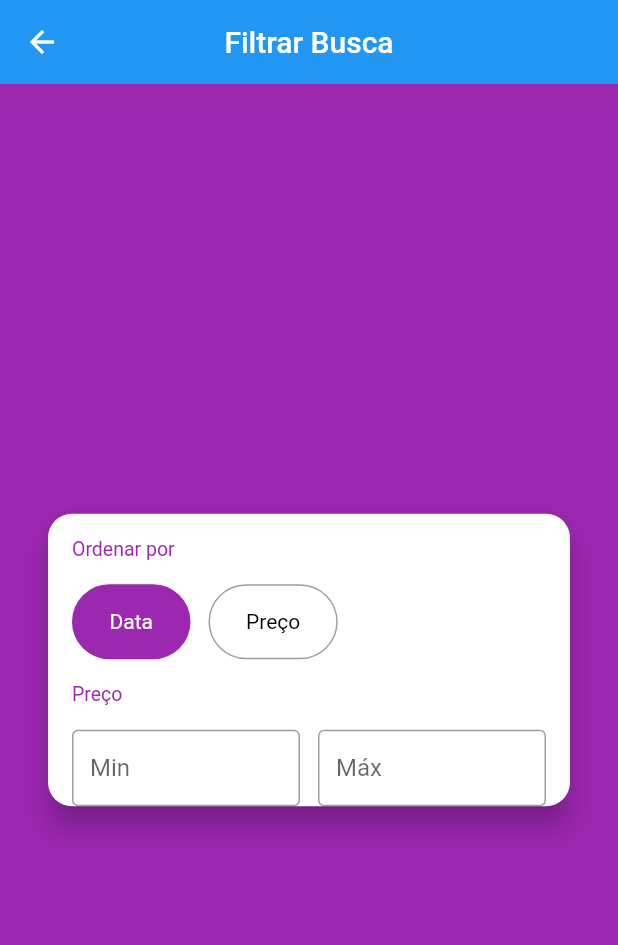
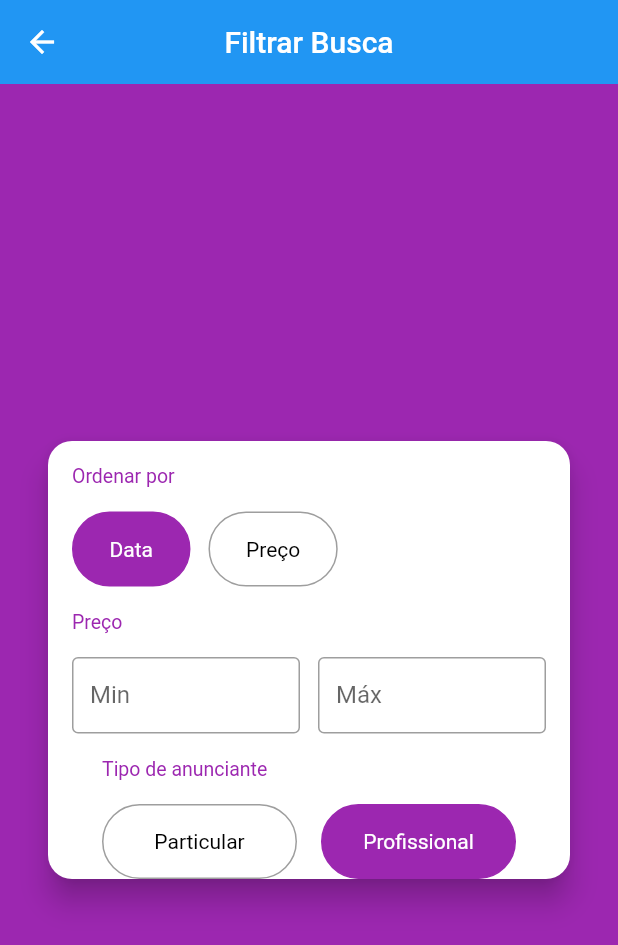
Before and after one commit to Moura14/Olx_clone, a Flutter app: the FilterScreen screen opened directly, on a phone screen of 412 x 824 dp. Shown: the top 945 px of the screen. Run offline on Flutter 3.47's test engine with Material 2 defaults, Android fonts, the phone set to English and light mode, and no system bars; our stand-ins replace brasil_fields, dio, flutter_mobx, get_it, image_cropper, image_picker and 4 more; accounts and stored records are empty; generated files the repository leaves out were written again; network calls fail; statements that could not run were skipped.

Commit message:
Continuação tela de filtro

```diff
--- a/lib/screens/filter/filter_screen.dart
+++ b/lib/screens/filter/filter_screen.dart
@@ -1,6 +1,7 @@
 import 'package:flutter/material.dart';
 import 'package:olx_mobx/screens/filter/components/order_by_field.dart';
 import 'package:olx_mobx/screens/filter/price_range_field.dart';
+import 'package:olx_mobx/screens/home/components/vendor_type_field.dart';
 import 'package:olx_mobx/stores/filter_stores.dart';
 
 class FilterScreen extends StatelessWidget {
@@ -28,7 +29,8 @@ class FilterScreen extends StatelessWidget {
                 mainAxisSize: MainAxisSize.min,
                 children: [
                   OrderByField(filterStores),
-                  PriceRangeField(filterStores)
+                  PriceRangeField(filterStores),
+                  VendorTypeField(filterStores)
                 ],
               ),
             )),
--- /dev/null
+++ b/lib/screens/home/components/vendor_type_field.dart
@@ -0,0 +1,94 @@
+import 'package:flutter/material.dart';
+import 'package:flutter_mobx/flutter_mobx.dart';
+import 'package:olx_mobx/screens/filter/components/sectin_title.dart';
+import 'package:olx_mobx/stores/filter_stores.dart';
+
+class VendorTypeField extends StatelessWidget {
+  //const VendorTypeField({Key key}) : super(key: key);
+
+  VendorTypeField(this.filterStores);
+  final FilterStores filterStores;
+
+  @override
+  Widget build(BuildContext context) {
+    return Column(
+      crossAxisAlignment: CrossAxisAlignment.start,
+      children: [
+        SectionTitle("Tipo de anunciante"),
+        Observer(builder: (_) {
+          return Wrap(
+            runSpacing: 4,
+            children: [
+              GestureDetector(
+                onTap: () {
+                  if (filterStores.isTypeParticular) {
+                    if (filterStores.isTypeProfissional)
+                      filterStores.resetVendorType(VENDOR_TYPE_PARTICULAR);
+                    else
+                      filterStores.selectVendorType(VENDOR_TYPE_PROFISSIONAL);
+                  } else {
+                    filterStores.setVendorType(VENDOR_TYPE_PARTICULAR);
+                  }
+                },
+                child: Container(
+                    height: 50,
+                    width: 130,
+                    decoration: BoxDecoration(
+                        borderRadius: BorderRadius.circular(25),
+                        color: filterStores.isTypeParticular
+                            ? Colors.purple
+                            : Colors.transparent,
+                        border: Border.all(
+                            color: filterStores.isTypeParticular
+                                ? Colors.purple
+                                : Colors.grey)),
+                    padding: const EdgeInsets.symmetric(horizontal: 24),
+                    alignment: Alignment.center,
+                    child: Text("Particular",
+                        style: TextStyle(
+                            color: filterStores.isTypeParticular
+                                ? Colors.white
+                                : Colors.black))),
+              ),
+              const SizedBox(width: 16),
+              GestureDetector(
+                onTap: () {
+                  if (filterStores.isTypeProfissional) {
+                    if (filterStores.isTypeParticular)
+                      filterStores.resetVendorType(VENDOR_TYPE_PROFISSIONAL);
+                    else
+                      filterStores.selectVendorType(VENDOR_TYPE_PARTICULAR);
+                  } else {
+                    filterStores.setVendorType(VENDOR_TYPE_PROFISSIONAL);
+                  }
+                },
+                child: Container(
+                  height: 50,
+                  width: 130,
+                  decoration: BoxDecoration(
+                      borderRadius: BorderRadius.circular(25),
+                      color: filterStores.isTypeProfissional
+                          ? Colors.purple
+                          : Colors.transparent,
+                      border: Border.all(
+                          color: filterStores.isTypeProfissional
+                              ? Colors.purple
+                              : Colors.grey)),
+                  padding: const EdgeInsets.symmetric(horizontal: 24),
+                  alignment: Alignment.center,
+                  child: Text(
+                    "Profissional",
+                    style: TextStyle(
+                        color: filterStores.isTypeProfissional
+                            ? Colors.white
+                            : Colors.black),
+                  ),
+                ),
+              )
+            ],
+          );
+        })
+      ],
+    );
+  }
+}
--- a/lib/stores/filter_stores.dart
+++ b/lib/stores/filter_stores.dart
@@ -2,6 +2,9 @@ import 'package:mobx/mobx.dart';
 part 'filter_stores.g.dart';
 
 enum OrderBy { DATE, PRICE }
+
+const VENDOR_TYPE_PARTICULAR = 1 << 0;
+const VENDOR_TYPE_PROFISSIONAL = 1 << 1;
 
 class FilterStores = _FilterStoresBase with _$FilterStores;
 
@@ -28,4 +31,16 @@ abstract class _FilterStoresBase with Store {
       maxPrice != null && minPrice != null && maxPrice < minPrice
           ? 'Faixa de preço inválida'
           : null;
+
+  @observable
+  int vendorType = VENDOR_TYPE_PROFISSIONAL;
+
+  @action
+  void selectVendorType(int value) => vendorType = value;
+  void setVendorType(int type) => vendorType = vendorType | type;
+  void resetVendorType(int type) => vendorType = vendorType & ~type;
+
+  @computed
+  bool get isTypeParticular => (vendorType & VENDOR_TYPE_PARTICULAR) != 0;
+  bool get isTypeProfissional => (vendorType & VENDOR_TYPE_PROFISSIONAL) != 0;
 }
```
Also changed, not shown: lib/stores/filter_stores.g.dart.
